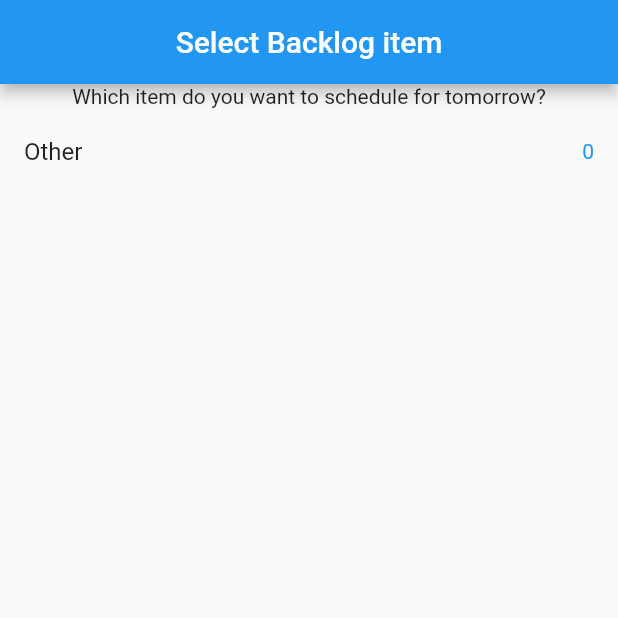
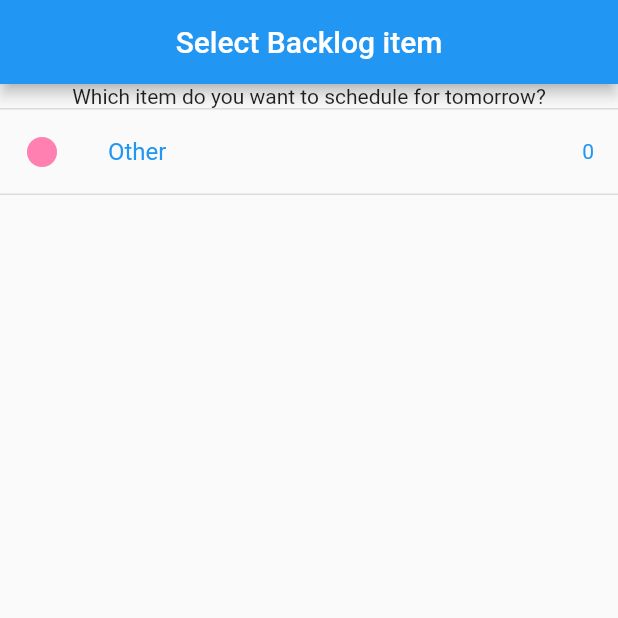
Before and after one commit to CandiceWright/SmartPlanner-Frontend, a Flutter app: the ScheduleBacklogItemsPage screen opened directly with empty values, on a phone screen of 412 x 824 dp, the top half of it. Run offline on Flutter 3.47's test engine with Material 2 defaults, Android fonts, the phone set to English and light mode, and no system bars; our stand-ins replace date_format, flutter_colorpicker, syncfusion_flutter_calendar; missing offline and left inert: dynamic_themes, shared_preferences_web.

Commit message:
More life backlog functionality added

```diff
--- a/lib/views/Backlog/new_task_page.dart
+++ b/lib/views/Backlog/new_task_page.dart
@@ -36,7 +36,7 @@ class _NewTaskPageState extends State<NewTaskPage> {
   @override
   void initState() {
     super.initState();
-    dateTxtController.addListener(setDoneBtnState);
+    //dateTxtController.addListener(setDoneBtnState);
     descriptionTxtController.addListener(setDoneBtnState);
   }
 
@@ -89,7 +89,7 @@ class _NewTaskPageState extends State<NewTaskPage> {
   void setDoneBtnState() {
     print(dateTxtController.text);
     print(descriptionTxtController.text);
-    if (dateTxtController.text != "" && descriptionTxtController.text != "") {
+    if (descriptionTxtController.text != "") {
       setState(() {
         print("button enabled");
         doneBtnDisabled = false;
--- a/lib/views/Calendar/schedule_backlog_items_page.dart
+++ b/lib/views/Calendar/schedule_backlog_items_page.dart
@@ -68,18 +68,28 @@ class _ScheduleBacklogItemsPageState extends State<ScheduleBacklogItemsPage> {
   }
 
   List<Widget> buildBacklogListView() {
-    print("building backlog view");
+    //print("building backlog view");
+    List<Widget> todayItems = [];
+    List<Widget> tomorrowItems = [];
+
+    //build unscheduled backlog
     List<Widget> backloglistview = [];
     PlannerService.sharedInstance.user.backlogMap.forEach((key, value) {
-      List<Widget> expansionTileChildren = [];
+      List<Widget> unscheduledExpansionTileChildren = [];
       for (int i = 0; i < value.length; i++) {
+        if (value[i].scheduledDate == null && !value[i].isComplete!) {
           Widget child = CheckboxListTile(
-          title: Text(value[i].description),
-          value:
-              PlannerService.sharedInstance.user.backlogMap[key]![i].isComplete,
+            title: Text(
+              value[i].description,
+              // style: const TextStyle(
+              //     color: Colors.black, fontWeight: FontWeight.bold),
+            ),
+            value: PlannerService
+                .sharedInstance.user.backlogMap[key]![i].isComplete,
             onChanged: (bool? checked) {
               //print(value);
-            BacklogMapRef bmRef = BacklogMapRef(categoryName: key, arrayIdx: i);
+              BacklogMapRef bmRef =
+                  BacklogMapRef(categoryName: key, arrayIdx: i);
               setTime(value[i], bmRef);
               // setState(() {
               //   PlannerService.sharedInstance.user.backlog[key][i].isComplete =
@@ -89,19 +99,96 @@ class _ScheduleBacklogItemsPageState extends State<ScheduleBacklogItemsPage> {
             },
             controlAffinity: ListTileControlAffinity.leading,
           );
-        expansionTileChildren.add(child);
+          //if (value[i].scheduledDate == null) {
+          unscheduledExpansionTileChildren.add(child);
+          //}
+        }
+        // else {
+        //   if (value[i].scheduledDate == DateTime.now()) {
+        //     todayItems.add(child);
+        //   } else {
+        //     tomorrowItems.add(child);
+        //   }
+        // }
       }
       Widget expansionTile = ExpansionTile(
         title: Text(key),
-        children: expansionTileChildren,
-        trailing: Text(value.length.toString(),
+        initiallyExpanded: true,
+        children: unscheduledExpansionTileChildren,
+        leading: Icon(
+          Icons.circle,
+          color: PlannerService.sharedInstance.user.LifeCategoriesColorMap[key],
+        ),
+        trailing: Text(unscheduledExpansionTileChildren.length.toString(),
             style: TextStyle(color: Theme.of(context).colorScheme.primary)),
       );
-      backloglistview.add(expansionTile);
+      backloglistview.add(expansionTile); //1 per category
     });
+    return backloglistview;
 
-    return backloglistview;
+    // Widget todayExpansionTile = ExpansionTile(
+    //   title: const Text("Working on Today"),
+    //   //initiallyExpanded: true,
+    //   children: todayItems,
+    // );
+
+    // Widget tomorrowExpansionTile = ExpansionTile(
+    //   title: const Text("Working on Tomorrow"),
+    //   //initiallyExpanded: true,
+    //   children: tomorrowItems,
+    // );
+
+    // Widget unscheduledExpansionTile = ExpansionTile(
+    //   title: const Text("Backlog"),
+    //   initiallyExpanded: true,
+    //   children: backloglistview,
+    //   // trailing: Text(value.length.toString(),style: TextStyle(color: Theme.of(context).colorScheme.primary)),
+    // );
+
+    // List<Widget> expansionTiles = [
+    //   todayExpansionTile,
+    //   tomorrowExpansionTile,
+    //   unscheduledExpansionTile
+    // ];
+
+    // return expansionTiles;
   }
+
+  // List<Widget> buildBacklogListView() {
+  //   print("building backlog view");
+  //   List<Widget> backloglistview = [];
+  //   PlannerService.sharedInstance.user.backlogMap.forEach((key, value) {
+  //     List<Widget> expansionTileChildren = [];
+  //     for (int i = 0; i < value.length; i++) {
+  //       Widget child = CheckboxListTile(
+  //         title: Text(value[i].description),
+  //         value:
+  //             PlannerService.sharedInstance.user.backlogMap[key]![i].isComplete,
+  //         onChanged: (bool? checked) {
+  //           //print(value);
+  //           BacklogMapRef bmRef = BacklogMapRef(categoryName: key, arrayIdx: i);
+  //           setTime(value[i], bmRef);
+  //           // setState(() {
+  //           //   PlannerService.sharedInstance.user.backlog[key][i].isComplete =
+  //           //       value;
+  //           //   //_value = value!;
+  //           // });
+  //         },
+  //         controlAffinity: ListTileControlAffinity.leading,
+  //       );
+  //       expansionTileChildren.add(child);
+  //     }
+  //     Widget expansionTile = ExpansionTile(
+  //       title: Text(key),
+  //       children: expansionTileChildren,
+  //       trailing: Text(value.length.toString(),
+  //           style: TextStyle(color: Theme.of(context).colorScheme.primary)),
+  //     );
+  //     backloglistview.add(expansionTile);
+  //   });
+
+  //   return backloglistview;
+  // }
 
   @override
   Widget build(BuildContext context) {
```
Also changed, not shown: lib/views/Backlog/backlog_page.dart (+15 -7 lines), lib/views/Calendar/edit_event_page.dart (+48 -4 lines), lib/views/Calendar/new_event_page.dart (+44 -57 lines), lib/views/Calendar/set_backlog_item_time_page.dart (+17 -19 lines), 10 other files. Lines whose indentation alone changed are shown as unchanged.
